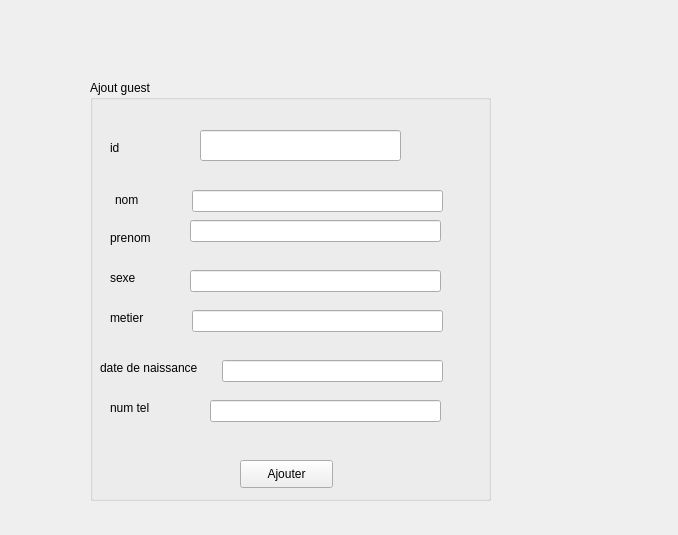
The window that form.ui (yasminechahbani/SmartTvChannelManagement) describes before a commit, drawn with Qt 5.
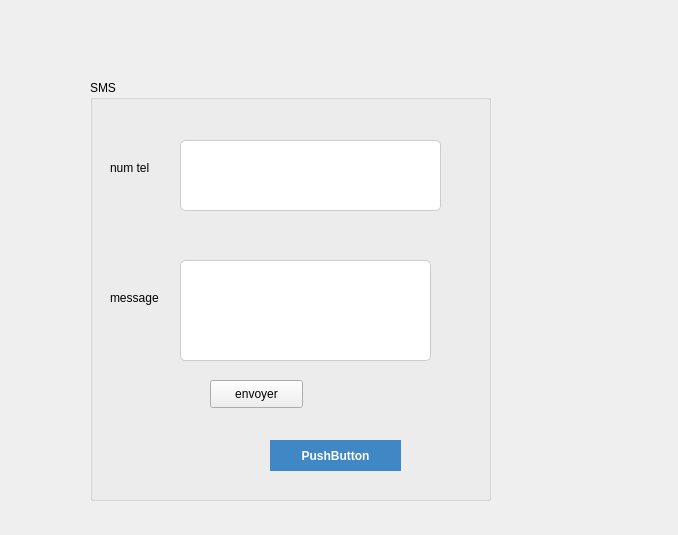
The same window after the commit.

```diff
--- a/form.ui
+++ b/form.ui
@@ -23,78 +23,13 @@
     </rect>
    </property>
    <property name="title">
-    <string>Ajout guest</string>
+    <string>SMS</string>
    </property>
-   <widget class="QLabel" name="label">
-    <property name="geometry">
-     <rect>
-      <x>25</x>
-      <y>110</y>
-      <width>71</width>
-      <height>20</height>
-     </rect>
-    </property>
-    <property name="text">
-     <string>nom</string>
-    </property>
-   </widget>
-   <widget class="QLabel" name="label_2">
-    <property name="geometry">
-     <rect>
-      <x>20</x>
-      <y>150</y>
-      <width>56</width>
-      <height>16</height>
-     </rect>
-    </property>
-    <property name="text">
-     <string>prenom</string>
-    </property>
-   </widget>
-   <widget class="QLabel" name="label_3">
-    <property name="geometry">
-     <rect>
-      <x>20</x>
-      <y>190</y>
-      <width>56</width>
-      <height>16</height>
-     </rect>
-    </property>
-    <property name="text">
-     <string>sexe</string>
-    </property>
-   </widget>
-   <widget class="QLabel" name="label_4">
-    <property name="geometry">
-     <rect>
-      <x>20</x>
-      <y>230</y>
-      <width>56</width>
-      <height>16</height>
-     </rect>
-    </property>
-    <property name="text">
-     <string>metier</string>
-    </property>
-   </widget>
-   <widget class="QLabel" name="label_5">
-    <property name="geometry">
-     <rect>
-      <x>10</x>
-      <y>280</y>
-      <width>111</width>
-      <height>16</height>
-     </rect>
-    </property>
-    <property name="text">
-     <string>date de naissance</string>
-    </property>
-   </widget>
    <widget class="QLabel" name="label_6">
     <property name="geometry">
      <rect>
       <x>20</x>
-      <y>320</y>
+      <y>80</y>
       <width>56</width>
       <height>16</height>
      </rect>
@@ -106,104 +41,106 @@
    <widget class="QPushButton" name="pushButton">
     <property name="geometry">
      <rect>
-      <x>150</x>
-      <y>380</y>
+      <x>120</x>
+      <y>300</y>
       <width>93</width>
       <height>28</height>
      </rect>
     </property>
     <property name="text">
-     <string>Ajouter</string>
+     <string>envoyer</string>
     </property>
    </widget>
    <widget class="QLineEdit" name="lineEdit_nom">
     <property name="geometry">
      <rect>
-      <x>102</x>
-      <y>110</y>
-      <width>251</width>
-      <height>22</height>
-     </rect>
-    </property>
-    <property name="text">
-     <string/>
-    </property>
-   </widget>
-   <widget class="QLineEdit" name="lineEdit_prenom">
-    <property name="geometry">
-     <rect>
-      <x>100</x>
-      <y>140</y>
-      <width>251</width>
-      <height>22</height>
-     </rect>
-    </property>
-    <property name="text">
-     <string/>
-    </property>
-   </widget>
-   <widget class="QLineEdit" name="lineEdit_sexe">
-    <property name="geometry">
-     <rect>
-      <x>100</x>
-      <y>190</y>
-      <width>251</width>
-      <height>22</height>
-     </rect>
-    </property>
-   </widget>
-   <widget class="QLineEdit" name="lineEdit_metier">
-    <property name="geometry">
-     <rect>
-      <x>102</x>
-      <y>230</y>
-      <width>251</width>
-      <height>22</height>
-     </rect>
-    </property>
-   </widget>
-   <widget class="QLineEdit" name="lineEdit_date">
-    <property name="geometry">
-     <rect>
-      <x>132</x>
-      <y>280</y>
-      <width>221</width>
-      <height>22</height>
-     </rect>
-    </property>
-   </widget>
-   <widget class="QLineEdit" name="lineEdit_tel">
-    <property name="geometry">
-     <rect>
-      <x>120</x>
-      <y>320</y>
-      <width>231</width>
-      <height>22</height>
-     </rect>
-    </property>
-   </widget>
-   <widget class="QLabel" name="label_7">
-    <property name="geometry">
-     <rect>
-      <x>20</x>
+      <x>90</x>
       <y>60</y>
+      <width>261</width>
+      <height>71</height>
+     </rect>
+    </property>
+    <property name="styleSheet">
+     <string notr="true">QLineEdit {
+    padding: 8px;
+    border: 1px solid #ccc;
+    border-radius: 5px;
+    font-size: 14px;
+    color: black;
+}
+
+QLineEdit:focus {
+    border-color: #007bff;
+    border-width: 2px;
+}</string>
+    </property>
+   </widget>
+   <widget class="QLabel" name="label">
+    <property name="geometry">
+     <rect>
+      <x>20</x>
+      <y>210</y>
       <width>56</width>
       <height>16</height>
      </rect>
     </property>
     <property name="text">
-     <string>id</string>
+     <string>message</string>
     </property>
    </widget>
    <widget class="QLineEdit" name="lineEdit_id">
     <property name="geometry">
      <rect>
-      <x>110</x>
-      <y>50</y>
-      <width>201</width>
+      <x>90</x>
+      <y>180</y>
+      <width>251</width>
+      <height>101</height>
+     </rect>
+    </property>
+    <property name="styleSheet">
+     <string notr="true">QLineEdit {
+    padding: 8px;
+    border: 1px solid #ccc;
+    border-radius: 5px;
+    font-size: 14px;
+    color: black;
+}
+
+QLineEdit:focus {
+    border-color: #007bff;
+    border-width: 2px;
+}</string>
+    </property>
+   </widget>
+   <widget class="QPushButton" name="pushButton_SMS">
+    <property name="geometry">
+     <rect>
+      <x>180</x>
+      <y>360</y>
+      <width>131</width>
       <height>31</height>
      </rect>
     </property>
+    <property name="styleSheet">
+     <string notr="true">QPushButton {
+    background-color: #3F88C5;
+    border: none;
+    color: white;
+    font-weight: bold;
+    padding: 5px;
+    width: 30px;
+    height: 30px;
+    border-radius: 20px;
+    font: 75 12pt &quot;8514oem&quot;;
+}
+
+QPushButton::menu-indicator {
+    image: none;
+}</string>
+    </property>
+    <property name="text">
+     <string>PushButton</string>
+    </property>
    </widget>
   </widget>
  </widget>
```
Left out of the diff: 6 changed lines with no effect on the pictures.
